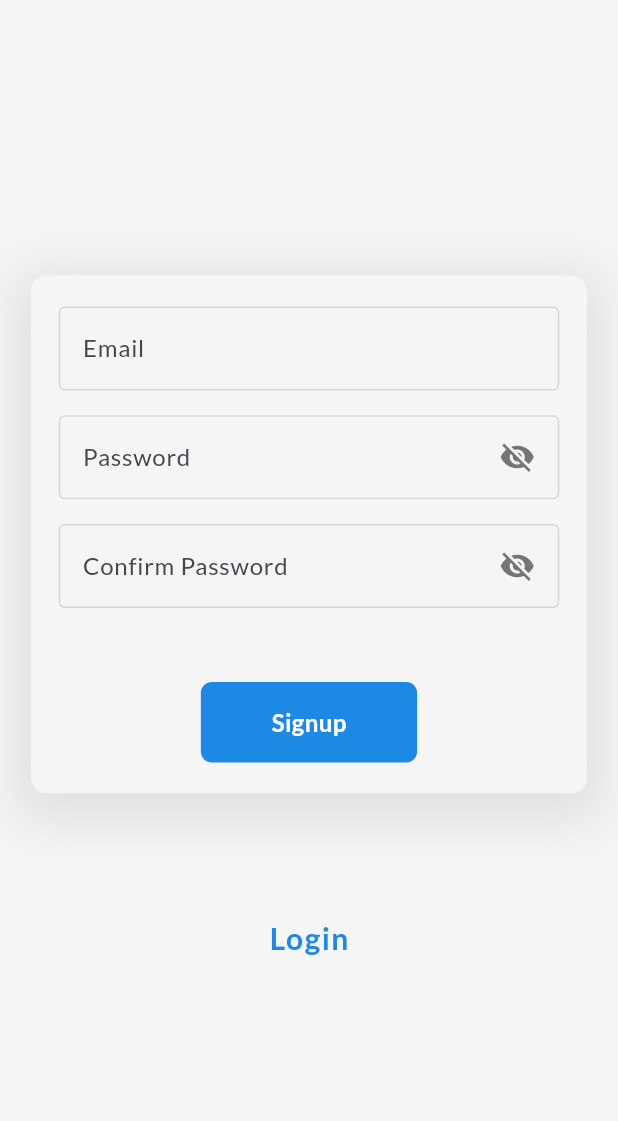
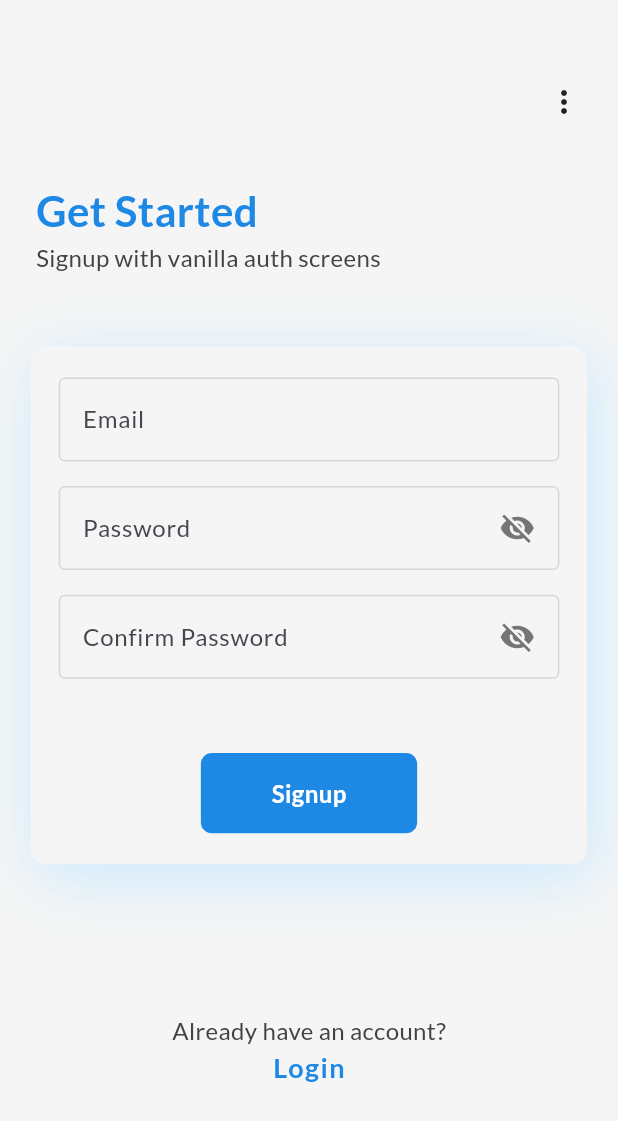
Before and after one commit to bhawesh2002/auth_screens, a Flutter app: the SignupPage screen opened directly, on a phone screen of 412 x 824 dp. Shown: the top 1121 px of the screen. Run offline on Flutter 3.47's test engine with Material 3 defaults, Android fonts, the phone set to English and light mode, and no system bars; our stand-ins replace firebase_auth, firebase_core, get, google_fonts; accounts and stored records are empty; generated files the repository leaves out were written again.

Commit message:
refactor: Finalize SignupPage UI

```diff
--- a/lib/pages/signup_page.dart
+++ b/lib/pages/signup_page.dart
@@ -1,3 +1,4 @@
+import 'package:auth_screens/pages/auth_option_grid.dart';
 import 'package:auth_screens/pages/login_page.dart';
 import 'package:auth_screens/widgets/text_fields.dart';
 import 'package:flutter/material.dart';
@@ -27,65 +28,111 @@ class _SignupPageState extends State<SignupPage> {
     return SafeArea(
       child: Scaffold(
         resizeToAvoidBottomInset: false,
-        body: Align(
-          alignment: Alignment.center,
-          child: Column(
-            mainAxisAlignment: MainAxisAlignment.center,
+        body: Column(
+          // mainAxisAlignment: MainAxisAlignment.spaceEvenly,
           children: [
+            const Padding(padding: EdgeInsets.symmetric(vertical: 16)),
+            Align(
+              alignment: Alignment.topRight,
+              child: Padding(
+                padding: const EdgeInsets.all(8),
+                child: PopupMenuButton(
+                  iconSize: 24,
+                  padding: const EdgeInsets.all(16),
+                  itemBuilder: (context) {
+                    return [
+                      PopupMenuItem(
+                        onTap: () {
+                          Get.offAll(() => const AuthOptionsPage());
+                        },
+                        child: const Text("Go Home"),
+                      ),
+                    ];
+                  },
+                ),
+              ),
+            ),
+            const Padding(padding: EdgeInsets.symmetric(vertical: 8)),
+            Align(
+              alignment: Alignment.centerLeft,
+              child: Padding(
+                padding: const EdgeInsets.symmetric(
+                  horizontal: 24,
+                ),
+                child: Text(
+                  "Get Started",
+                  style: TextStyle(
+                    color: Colors.blue.shade600,
+                    fontWeight: FontWeight.bold,
+                    fontSize: 28,
+                  ),
+                ),
+              ),
+            ),
+            Align(
+              alignment: Alignment.centerLeft,
+              child: Padding(
+                padding: const EdgeInsets.symmetric(
+                  horizontal: 24,
+                ),
+                child: Text(
+                  "Signup with vanilla auth screens",
+                  style: TextStyle(
+                    color: Colors.grey.shade800,
+                    fontSize: 16,
+                  ),
+                ),
+              ),
+            ),
+            const Padding(
+              padding: EdgeInsets.symmetric(
+                vertical: 24,
+              ),
+            ),
             Container(
               width: Get.width * 0.9,
-                // height: Get.height * 0.6,
-                //margin: EdgeInsets.only(
-                //    top: MediaQuery.of(context).size.height * 0.1),
               padding: EdgeInsets.symmetric(vertical: Get.height * 0.025),
               decoration: BoxDecoration(
                 color: Colors.grey.shade100,
                 borderRadius: BorderRadius.circular(Get.width * 0.025),
                 boxShadow: [
                   BoxShadow(
-                      offset: Offset(0, Get.height * 0.010),
-                      color: Colors.grey.shade300,
-                      blurRadius: 30,
-                      spreadRadius: 10,
-                    )
+                    offset: Offset(Get.height * 0.005, Get.height * 0.010),
+                    color: const Color.fromARGB(255, 201, 233, 255),
+                    blurRadius: 35,
+                  ),
                 ],
               ),
               child: LayoutBuilder(
                 builder: (context, constraints) {
                   return Form(
                     key: _validationKey,
+                    child: Padding(
+                      padding: EdgeInsets.symmetric(
+                          horizontal: constraints.maxWidth * 0.05),
                       child: Column(
                         mainAxisAlignment: MainAxisAlignment.start,
                         children: [
-                          SizedBox(
-                            width: constraints.maxWidth * 0.9,
-                            child: EmailTextField(
+                          EmailTextField(
                             emailController: _emailController,
-                            ),
                           ),
                           Padding(
                             padding: EdgeInsets.only(
                               top: Get.height * 0.02,
                             ),
                           ),
-                          SizedBox(
-                            width: constraints.maxWidth * 0.9,
-                            child: PasswordTextField(
+                          PasswordTextField(
                             passController: _passController,
-                            ),
                           ),
                           Padding(
                             padding: EdgeInsets.only(
                               top: Get.height * 0.02,
                             ),
                           ),
-                          SizedBox(
-                            width: constraints.maxWidth * 0.9,
-                            child: PasswordTextField(
+                          PasswordTextField(
                             passController: _confirmPassController,
                             hintText: "Confirm Password",
                             confirmationController: _passController,
-                            ),
                           ),
                           Padding(
                             padding: EdgeInsets.only(
@@ -148,29 +195,43 @@ class _SignupPageState extends State<SignupPage> {
                           ),
                         ],
                       ),
+                    ),
                   );
                 },
               ),
             ),
-              SizedBox(
-                height: Get.height * 0.1,
-              ),
-              GestureDetector(
+            // SizedBox(
+            //   height: Get.height * 0.1,
+            // ),
+            Expanded(
+              child: GestureDetector(
                 onTap: () {
                   Get.offAll(() => const LoginPage());
                 },
-                child: Text(
+                child: Column(
+                  mainAxisAlignment: MainAxisAlignment.center,
+                  children: [
+                    Text(
+                      "Already have an account?",
+                      style: TextStyle(
+                        color: Colors.grey.shade800,
+                        fontSize: 16,
+                      ),
+                    ),
+                    Text(
                       "Login",
                       style: TextStyle(
                         color: Colors.blue.shade600,
-                    fontSize: 20,
+                        fontSize: 18,
                         letterSpacing: 1,
                         fontWeight: FontWeight.bold,
                       ),
                     ),
-              )
                   ],
                 ),
+              ),
+            ),
+          ],
         ),
       ),
     );
```
Lines whose indentation alone changed are shown as unchanged.
